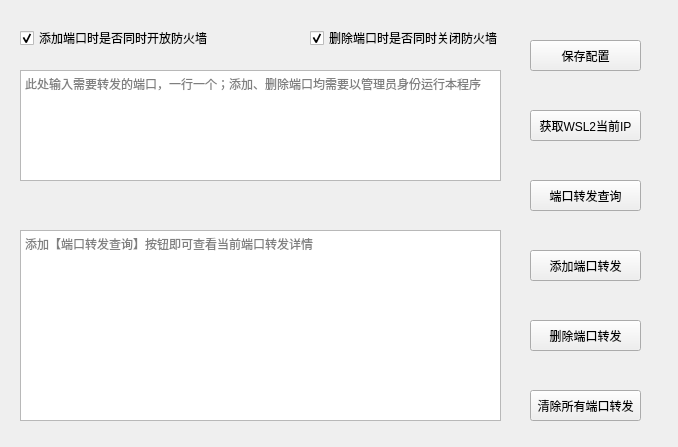
itxq/wslm-gui, file lib/wsl2.ui: the form before one commit.
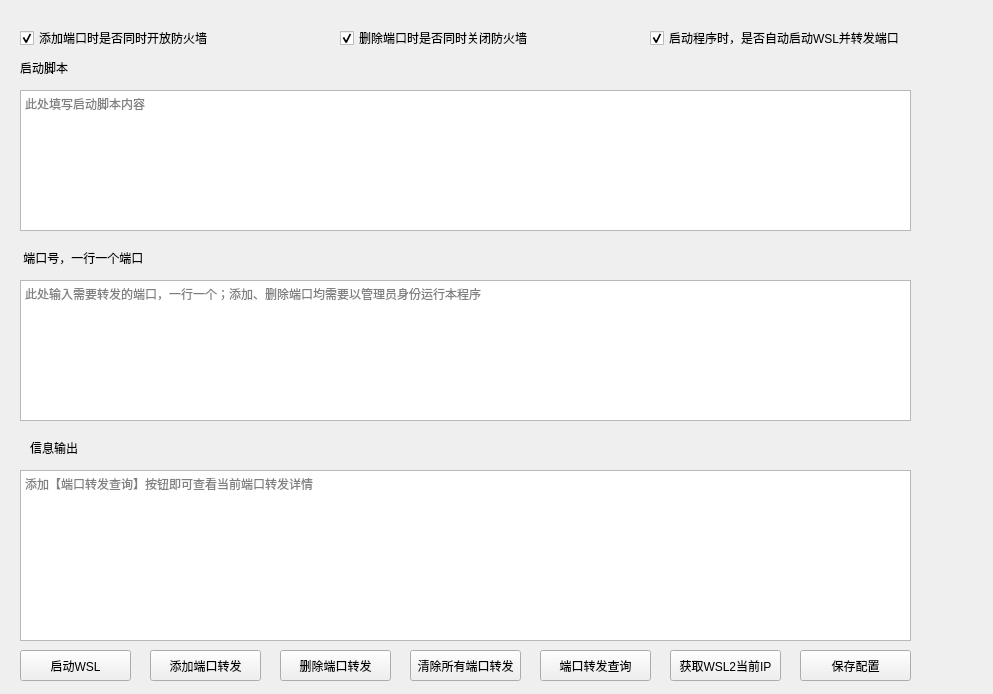
The form after the commit.

Commit message: UI调整

The edit to the form file:
```diff
--- a/lib/wsl2.ui
+++ b/lib/wsl2.ui
@@ -9,20 +9,20 @@
    <rect>
     <x>0</x>
     <y>0</y>
-    <width>678</width>
-    <height>447</height>
+    <width>993</width>
+    <height>694</height>
    </rect>
   </property>
   <property name="minimumSize">
    <size>
-    <width>678</width>
-    <height>447</height>
+    <width>993</width>
+    <height>694</height>
    </size>
   </property>
   <property name="maximumSize">
    <size>
-    <width>678</width>
-    <height>447</height>
+    <width>993</width>
+    <height>694</height>
    </size>
   </property>
   <property name="windowTitle">
@@ -32,9 +32,9 @@
    <property name="geometry">
     <rect>
      <x>20</x>
-     <y>70</y>
-     <width>481</width>
-     <height>111</height>
+     <y>280</y>
+     <width>891</width>
+     <height>141</height>
     </rect>
    </property>
    <property name="sizePolicy">
@@ -50,8 +50,8 @@
   <widget class="QPushButton" name="get_wsl2_ip">
    <property name="geometry">
     <rect>
-     <x>530</x>
-     <y>110</y>
+     <x>670</x>
+     <y>650</y>
      <width>111</width>
      <height>31</height>
     </rect>
@@ -72,8 +72,8 @@
   <widget class="QPushButton" name="port_info">
    <property name="geometry">
     <rect>
-     <x>530</x>
-     <y>180</y>
+     <x>540</x>
+     <y>650</y>
      <width>111</width>
      <height>31</height>
     </rect>
@@ -88,8 +88,8 @@
   <widget class="QPushButton" name="port_reset">
    <property name="geometry">
     <rect>
-     <x>530</x>
-     <y>390</y>
+     <x>410</x>
+     <y>650</y>
      <width>111</width>
      <height>31</height>
     </rect>
@@ -104,8 +104,8 @@
   <widget class="QPushButton" name="port_add">
    <property name="geometry">
     <rect>
-     <x>530</x>
-     <y>250</y>
+     <x>150</x>
+     <y>650</y>
      <width>111</width>
      <height>31</height>
     </rect>
@@ -120,8 +120,8 @@
   <widget class="QPushButton" name="port_del">
    <property name="geometry">
     <rect>
-     <x>530</x>
-     <y>320</y>
+     <x>280</x>
+     <y>650</y>
      <width>111</width>
      <height>31</height>
     </rect>
@@ -137,9 +137,9 @@
    <property name="geometry">
     <rect>
      <x>20</x>
-     <y>230</y>
-     <width>481</width>
-     <height>191</height>
+     <y>470</y>
+     <width>891</width>
+     <height>171</height>
     </rect>
    </property>
    <property name="sizePolicy">
@@ -177,7 +177,7 @@
   <widget class="QCheckBox" name="fire_wall_close">
    <property name="geometry">
     <rect>
-     <x>310</x>
+     <x>340</x>
      <y>30</y>
      <width>201</width>
      <height>16</height>
@@ -199,8 +199,8 @@
   <widget class="QPushButton" name="save_settings">
    <property name="geometry">
     <rect>
-     <x>530</x>
-     <y>40</y>
+     <x>800</x>
+     <y>650</y>
      <width>111</width>
      <height>31</height>
     </rect>
@@ -218,6 +218,108 @@
     <bool>false</bool>
    </property>
   </widget>
+  <widget class="QPushButton" name="start_wsl">
+   <property name="geometry">
+    <rect>
+     <x>20</x>
+     <y>650</y>
+     <width>111</width>
+     <height>31</height>
+    </rect>
+   </property>
+   <property name="cursor">
+    <cursorShape>PointingHandCursor</cursorShape>
+   </property>
+   <property name="text">
+    <string>启动WSL</string>
+   </property>
+   <property name="default">
+    <bool>false</bool>
+   </property>
+   <property name="flat">
+    <bool>false</bool>
+   </property>
+  </widget>
+  <widget class="QCheckBox" name="auto_start_wsl">
+   <property name="geometry">
+    <rect>
+     <x>650</x>
+     <y>30</y>
+     <width>251</width>
+     <height>16</height>
+    </rect>
+   </property>
+   <property name="cursor">
+    <cursorShape>PointingHandCursor</cursorShape>
+   </property>
+   <property name="text">
+    <string>启动程序时，是否自动启动WSL并转发端口</string>
+   </property>
+   <property name="checked">
+    <bool>true</bool>
+   </property>
+   <property name="tristate">
+    <bool>false</bool>
+   </property>
+  </widget>
+  <widget class="QPlainTextEdit" name="bat_text">
+   <property name="geometry">
+    <rect>
+     <x>20</x>
+     <y>90</y>
+     <width>891</width>
+     <height>141</height>
+    </rect>
+   </property>
+   <property name="sizePolicy">
+    <sizepolicy hsizetype="Fixed" vsizetype="Fixed">
+     <horstretch>0</horstretch>
+     <verstretch>0</verstretch>
+    </sizepolicy>
+   </property>
+   <property name="placeholderText">
+    <string>此处填写启动脚本内容</string>
+   </property>
+  </widget>
+  <widget class="QLabel" name="label">
+   <property name="geometry">
+    <rect>
+     <x>20</x>
+     <y>60</y>
+     <width>181</width>
+     <height>16</height>
+    </rect>
+   </property>
+   <property name="text">
+    <string>启动脚本</string>
+   </property>
+  </widget>
+  <widget class="QLabel" name="label_2">
+   <property name="geometry">
+    <rect>
+     <x>20</x>
+     <y>250</y>
+     <width>221</width>
+     <height>16</height>
+    </rect>
+   </property>
+   <property name="text">
+    <string> 端口号，一行一个端口</string>
+   </property>
+  </widget>
+  <widget class="QLabel" name="label_3">
+   <property name="geometry">
+    <rect>
+     <x>30</x>
+     <y>440</y>
+     <width>221</width>
+     <height>16</height>
+    </rect>
+   </property>
+   <property name="text">
+    <string>信息输出</string>
+   </property>
+  </widget>
  </widget>
  <resources/>
  <connections/>
```
